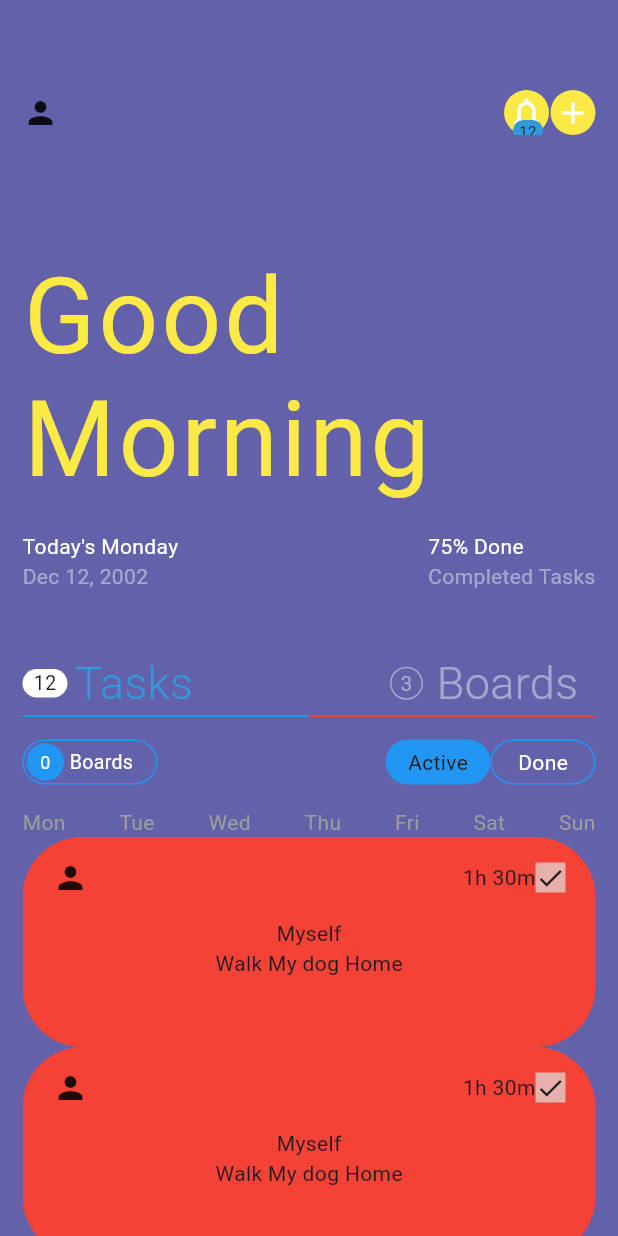
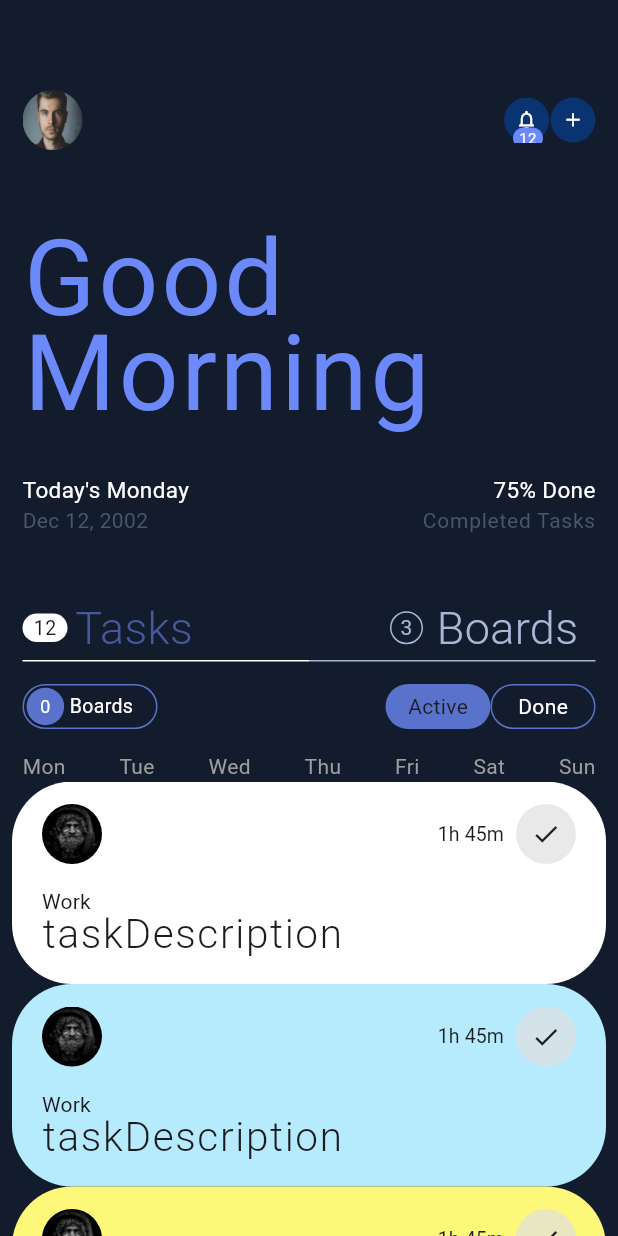
Before and after one commit to jocypher/daily_task_manager, a Flutter app: the screen it shows after launch, on a phone screen of 412 x 824 dp. Run offline on Flutter 3.47's test engine with Material 3 defaults, Android fonts, the phone set to English and light mode, and no system bars; our stand-ins replace swipeable_button_view.

Commit message:
update:home screen design almost  completed

```diff
--- /dev/null
+++ b/devtools_options.yaml
@@ -0,0 +1 @@
+extensions:
--- a/lib/core/app_colors.dart
+++ b/lib/core/app_colors.dart
@@ -3,12 +3,17 @@ import 'package:flutter/material.dart';
 class AppColors {
   const AppColors._();
 
-  static const backgroundColor = Color.fromARGB(161, 7, 4, 120);
-  static const headingTextColor = Color.fromARGB(255, 51, 153, 221);
-  static const primaryTextColor = Color(0xfffffffff);
+  static const backgroundColor = Color.fromRGBO(18, 28, 45, 1.0);
+  static const backgroundColor2 = Color.fromARGB(255, 9, 51, 113);
+  static const headingTextColor = Color.fromRGBO(108, 137, 251, 1.0);
+  static const primaryTextColor = Color.fromARGB(255, 255, 255, 255);
+  static const primaryHeadingText = Color.fromRGBO(71, 89, 156, 1.0);
   static const mainColor = Color(0xFFFDFD96);
-  static const secondaryTextColor = Color.fromARGB(111, 255, 255, 255);
-  static const boardColor1 = Color.fromARGB(255, 255, 255, 255);
-  static const boardColor2 = Color.fromARGB(255, 251, 233, 69);
-  static const boardColor3 = Color.fromARGB(255, 110, 231, 255);
+  static const secondaryTextColor = Color.fromRGBO(172, 183, 215, 1.0);
+  static const complementaryTextColor = Color.fromRGBO(89,114,203, 1.0);
+  static const boardColor2 = Color.fromRGBO(254, 248, 122, 1.0);
+  static const boardColor3 = Color.fromRGBO(182, 235, 253, 1.0);
+  static const checkBackgroundColor = Color.fromRGBO(166,214,232,1.0);
+  static const checkColor =Color.fromRGBO(46,58,74,1.0);
+  static const subprimaryTextColor =Color.fromRGBO(77,87,107,1.0);
 }
--- a/lib/main.dart
+++ b/lib/main.dart
@@ -1,5 +1,5 @@
 import 'package:daily_task_manager/module/detail/presentation/detail_controller.dart';
-import 'package:daily_task_manager/module/detail/presentation/detail_screen.dart';
+
 import 'package:daily_task_manager/module/home/presentation/screen/home_controller.dart';
 import 'package:daily_task_manager/module/home/presentation/screen/home_screen.dart';
 import 'package:flutter/material.dart';
--- a/lib/module/home/presentation/screen/board_section.dart
+++ b/lib/module/home/presentation/screen/board_section.dart
@@ -9,13 +9,12 @@ class BoardSection extends StatelessWidget {
   @override
   Widget build(BuildContext context) {
     final homeProvider = context.watch<HomeProvider>();
-    return Expanded(child:
-    ListView.builder(
-      itemCount: 3,
-      shrinkWrap: true,
-      itemBuilder: (context, index){
-      return const BoardWidget();
-    })
-    );
+    return ListView.builder(
+        itemCount: 3,
+        shrinkWrap: true,
+        itemBuilder: (context, index) {
+          final user = homeProvider.users[index];
+          return  BoardWidget(user: user);
+        });
   }
 }
--- a/lib/module/home/presentation/screen/home_controller.dart
+++ b/lib/module/home/presentation/screen/home_controller.dart
@@ -1,14 +1,46 @@
+import 'package:daily_task_manager/core/app_colors.dart';
+import 'package:daily_task_manager/module/home/domain/model/user_model.dart';
+import 'package:daily_task_manager/module/home/presentation/screen/board_section.dart';
 import 'package:daily_task_manager/module/home/presentation/screen/task_section.dart';
 import 'package:flutter/material.dart';
 
 class HomeProvider extends ChangeNotifier {
   int isSelected = -1;
+  int npage = 0;
 
-
-void updateSelect(int index) {
+  void updateSelect(int index) {
     isSelected = index;
     notifyListeners();
   }
+
+  void updatePage(int page) {
+    npage = page;
+    print(page);
+    notifyListeners();
+  }
+
+  List<User> users = [
+    User(
+        userImage: ["assets/img1.jpg"],
+        userColor: AppColors.primaryTextColor,
+        taskDescription: "taskDescription",
+        taskDate: '1h 45m',
+        taskAllocation: "Work"),
+    User(
+        userImage: ["assets/img1.jpg", "assets/img2.jpg"],
+        userColor: AppColors.boardColor3,
+        taskDescription: "taskDescription",
+        taskDate: '1h 45m',
+        taskAllocation: "Work"),
+    User(
+        userImage: ["assets/img1.jpg", "assets/img2.jpg", "assets/img3.jpg"],
+        userColor: AppColors.boardColor2,
+        taskDescription: "taskDescription",
+        activeTask: 4,
+        taskDate: '1h 45m',
+        taskAllocation: "Work")
+  ];
+
   List<Map<String, String>> weekList = [
     {'name': 'Monday', 'shorter': 'Mon'},
     {'name': 'Tuesday', 'shorter': 'Tue'},
@@ -19,7 +51,5 @@ void updateSelect(int index) {
     {'name': 'Sunday', 'shorter': 'Sun'}
   ];
 
-  List<Widget> sections = [
-    const TaskSection()
-  ];
+  List<Widget> sections = [const TaskSection(), const BoardSection()];
 }
--- a/lib/module/home/presentation/screen/home_screen.dart
+++ b/lib/module/home/presentation/screen/home_screen.dart
@@ -1,5 +1,7 @@
 import 'package:daily_task_manager/core/app_colors.dart';
+import 'package:daily_task_manager/module/home/presentation/screen/board_section.dart';
 import 'package:daily_task_manager/module/home/presentation/screen/home_controller.dart';
+import 'package:daily_task_manager/module/home/presentation/screen/task_section.dart';
 import 'package:flutter/material.dart';
 import 'package:provider/provider.dart';
 
@@ -16,17 +18,23 @@ class _HomePageState extends State<HomePage> {
     final provider = context.watch<HomeProvider>();
     return Scaffold(
       backgroundColor: AppColors.backgroundColor,
-      body: Padding(
-        padding: const EdgeInsets.only(left: 15, right: 15),
-        child: Column(
+      body: Column(
         crossAxisAlignment: CrossAxisAlignment.start,
         children: [
           Padding(
-              padding: const EdgeInsets.only(top: 60),
+            padding: const EdgeInsets.only(left: 15, right: 15, top: 60),
             child: Row(
               mainAxisAlignment: MainAxisAlignment.spaceBetween,
               children: [
-                  const Icon(Icons.person),
+                ClipRRect(
+                  borderRadius: BorderRadius.circular(50),
+                  child: Image.asset(
+                    "assets/img3.jpg",
+                    height: 40,
+                    width: 40,
+                    fit: BoxFit.fill,
+                  ),
+                ),
                 Row(
                   mainAxisSize: MainAxisSize.min,
                   children: [
@@ -38,11 +46,12 @@ class _HomePageState extends State<HomePage> {
                         children: [
                           Container(
                             decoration: BoxDecoration(
-                                  color: AppColors.boardColor2,
+                                color: AppColors.backgroundColor2,
                                 borderRadius: BorderRadius.circular(100)),
                             child: const Center(
                               child: Icon(
                                 Icons.notifications_outlined,
+                                size: 15,
                                 color: AppColors.primaryTextColor,
                               ),
                             ),
@@ -59,7 +68,9 @@ class _HomePageState extends State<HomePage> {
                                 child: Text(
                                   "12",
                                   textAlign: TextAlign.center,
-                                    style: TextStyle(fontSize: 10),
+                                  style: TextStyle(
+                                      fontSize: 10,
+                                      color: AppColors.primaryTextColor),
                                 ),
                               ),
                             ),
@@ -74,11 +85,12 @@ class _HomePageState extends State<HomePage> {
                       height: 30,
                       width: 30,
                       decoration: BoxDecoration(
-                            color: AppColors.boardColor2,
+                          color: AppColors.backgroundColor2,
                           borderRadius: BorderRadius.circular(100)),
                       child: const Center(
                         child: Icon(
                           Icons.add,
+                          size: 15,
                           color: AppColors.primaryTextColor,
                         ),
                       ),
@@ -89,20 +101,22 @@ class _HomePageState extends State<HomePage> {
             ),
           ),
           const Padding(
-              padding: EdgeInsets.only(top: 80),
+            padding: EdgeInsets.only(left: 15, right: 15, top: 60),
             child: Text("Good\nMorning",
                 softWrap: true,
                 style: TextStyle(
                     fontSize: 70,
-                      color: AppColors.boardColor2,
+                    color: AppColors.headingTextColor,
                     inherit: false,
-                      wordSpacing: -5.0,
+                    height: 0.9,
                     letterSpacing: 2.0)),
           ),
           const SizedBox(
-              height: 20,
+            height: 30,
           ),
-            const Row(
+          const Padding(
+            padding: EdgeInsets.only(left: 15, right: 15),
+            child: Row(
               mainAxisAlignment: MainAxisAlignment.spaceBetween,
               children: [
                 Column(
@@ -110,39 +124,50 @@ class _HomePageState extends State<HomePage> {
                   children: [
                     Text(
                       "Today's Monday",
-                      style: TextStyle(color: AppColors.primaryTextColor),
+                      style: TextStyle(
+                          color: AppColors.primaryTextColor, fontSize: 15),
                     ),
                     Text(
                       "Dec 12, 2002",
-                      style: TextStyle(color: AppColors.secondaryTextColor),
+                      style: TextStyle(color: AppColors.subprimaryTextColor),
                     )
                   ],
                 ),
                 Column(
-                  crossAxisAlignment: CrossAxisAlignment.start,
+                  crossAxisAlignment: CrossAxisAlignment.end,
                   children: [
                     Text(
                       "75% Done",
-                      style: TextStyle(color: AppColors.primaryTextColor),
+                      style: TextStyle(
+                          color: AppColors.primaryTextColor, fontSize: 15),
                     ),
                     Text(
                       "Completed Tasks",
-                      style: TextStyle(color: AppColors.secondaryTextColor),
+                      style: TextStyle(
+                          color: AppColors.subprimaryTextColor,
+                          letterSpacing: 0.5),
                     )
                   ],
                 )
               ],
             ),
+          ),
           const SizedBox(
             height: 40,
           ),
-            Row(
+          Padding(
+            padding: const EdgeInsets.only(left: 15, right: 15),
+            child: Row(
               mainAxisAlignment: MainAxisAlignment.spaceBetween,
               children: [
                 Expanded(
                   child: Container(
-                    decoration: const BoxDecoration(
-                        border: Border(bottom: BorderSide(color: Colors.blue))),
+                    decoration: BoxDecoration(
+                        border: Border(
+                            bottom: BorderSide(
+                                color: provider.npage == 0
+                                    ? AppColors.primaryTextColor
+                                    : AppColors.secondaryTextColor))),
                     child: Row(
                       children: [
                         Container(
@@ -161,12 +186,17 @@ class _HomePageState extends State<HomePage> {
                         const SizedBox(
                           width: 5,
                         ),
-                        const Text(
+                        GestureDetector(
+                          onTap: () {
+                            context.read<HomeProvider>().updatePage(0);
+                          },
+                          child: const Text(
                             "Tasks",
                             style: TextStyle(
                                 fontSize: 30,
                                 fontWeight: FontWeight.w300,
-                              color: AppColors.headingTextColor),
+                                color: AppColors.primaryHeadingText),
+                          ),
                         )
                       ],
                     ),
@@ -175,8 +205,12 @@ class _HomePageState extends State<HomePage> {
                 Expanded(
                   child: Container(
                     alignment: Alignment.centerRight,
-                    decoration: const BoxDecoration(
-                        border: Border(bottom: BorderSide(color: Colors.red))),
+                    decoration: BoxDecoration(
+                        border: Border(
+                            bottom: BorderSide(
+                                color: provider.npage == 1
+                                    ? AppColors.primaryTextColor
+                                    : AppColors.secondaryTextColor))),
                     child: Row(
                       children: [
                         const SizedBox(
@@ -205,12 +239,17 @@ class _HomePageState extends State<HomePage> {
                         const SizedBox(
                           width: 5,
                         ),
-                        const Text(
+                        GestureDetector(
+                          onTap: () {
+                            context.read<HomeProvider>().updatePage(1);
+                          },
+                          child: const Text(
                             "Boards",
                             style: TextStyle(
                                 fontSize: 30,
                                 fontWeight: FontWeight.w300,
                                 color: AppColors.secondaryTextColor),
+                          ),
                         )
                       ],
                     ),
@@ -218,16 +257,12 @@ class _HomePageState extends State<HomePage> {
                 )
               ],
             ),
+          ),
           const SizedBox(
             height: 15,
           ),
-            Expanded(
-              child: Container(
-                child: provider.sections.first,
-              ),
-            )
+          Expanded(child: provider.sections[provider.npage])
         ],
-        ),
       ),
     );
   }
--- a/lib/module/home/presentation/screen/task_section.dart
+++ b/lib/module/home/presentation/screen/task_section.dart
@@ -1,3 +1,4 @@
+import 'package:daily_task_manager/core/app_colors.dart';
 import 'package:daily_task_manager/module/home/presentation/screen/home_controller.dart';
 import 'package:daily_task_manager/module/home/presentation/widget/task_widget.dart';
 import 'package:flutter/material.dart';
@@ -11,7 +12,9 @@ class TaskSection extends StatelessWidget {
     final homeProvider = context.watch<HomeProvider>();
     return Column(
       children: [
-        Row(
+        Padding(
+          padding: const EdgeInsets.only(left: 15, right: 15),
+          child: Row(
             mainAxisAlignment: MainAxisAlignment.spaceBetween,
             children: [
               Container(
@@ -19,7 +22,7 @@ class TaskSection extends StatelessWidget {
                 height: 30,
                 decoration: BoxDecoration(
                     border: Border.all(
-                    color: Colors.blue,
+                      color: AppColors.complementaryTextColor,
                     ),
                     borderRadius: BorderRadius.circular(20)),
                 child: Row(
@@ -29,7 +32,7 @@ class TaskSection extends StatelessWidget {
                       width: 25,
                       height: 25,
                       decoration: BoxDecoration(
-                        color: Colors.blue,
+                          color: AppColors.complementaryTextColor,
                           borderRadius: BorderRadius.circular(100)),
                       child: const Center(
                         child: Text(
@@ -54,7 +57,7 @@ class TaskSection extends StatelessWidget {
                     width: 70,
                     height: 30,
                     decoration: BoxDecoration(
-                      color: Colors.blue,
+                        color: AppColors.complementaryTextColor,
                         borderRadius: BorderRadius.circular(20)),
                     child: const Center(child: Text('Active')),
                   ),
@@ -62,7 +65,8 @@ class TaskSection extends StatelessWidget {
                     width: 70,
                     height: 30,
                     decoration: BoxDecoration(
-                      border: Border.all(color: Colors.blue),
+                        border:
+                            Border.all(color: AppColors.complementaryTextColor),
                         borderRadius: BorderRadius.circular(20)),
                     child: const Center(
                         child: Text(
@@ -74,13 +78,15 @@ class TaskSection extends StatelessWidget {
               )
             ],
           ),
+        ),
         const SizedBox(
           height: 15,
         ),
-        Row(
+        Padding(
+          padding: const EdgeInsets.only(left: 15, right: 15),
+          child: Row(
             mainAxisAlignment: MainAxisAlignment.spaceBetween,
-          children: homeProvider.weekList.asMap().entries
-              .map((e) {
+            children: homeProvider.weekList.asMap().entries.map((e) {
               final index = e.key;
               final roomType = e.value;
               return InkWell(
@@ -95,19 +101,22 @@ class TaskSection extends StatelessWidget {
                           : Colors.grey.shade500),
                 ),
               );
-              }
-              )
-              .toList(),
+            }).toList(),
           ),
-
-        Expanded(child:
-        ListView.builder(
+        ),
+        Expanded(
+            child: Padding(
+          padding: const EdgeInsets.only(left: 8, right: 8),
+          child: ListView.builder(
               itemCount: 3,
               shrinkWrap: true,
-          itemBuilder: (context, index){
-          return const TaskWidget();
-        })
-        )
+              itemBuilder: (context, index) {
+                final user = homeProvider.users[index];
+                return TaskWidget(
+                  user: user,
+                );
+              }),
+        ))
       ],
     );
   }
--- a/lib/module/home/presentation/widget/board_widget.dart
+++ b/lib/module/home/presentation/widget/board_widget.dart
@@ -1,39 +1,77 @@
+import 'package:daily_task_manager/module/home/domain/model/user_model.dart';
 import 'package:flutter/material.dart';
+
 class BoardWidget extends StatelessWidget {
-  const BoardWidget({super.key});
+  final User user;
+  const BoardWidget({super.key, required this.user});
 
   @override
   Widget build(BuildContext context) {
     return Container(
-      height: 140,
+      height: 135,
       width: double.infinity,
       decoration: BoxDecoration(
-          color: Colors.red, borderRadius: BorderRadius.circular(40)),
-      child: Column(children: [
+          color: user.userColor, borderRadius: BorderRadius.circular(40)),
+      child: Column(crossAxisAlignment: CrossAxisAlignment.start, children: [
         Padding(
           padding: const EdgeInsets.symmetric(horizontal: 20, vertical: 15),
           child: Row(
             mainAxisAlignment: MainAxisAlignment.spaceBetween,
             children: [
-              const Icon(Icons.person),
               Row(
                 children: [
-                  const Text("1h 30m"),
                   Container(
+                    height: 40,
+                    width: 40,
                     decoration: BoxDecoration(
-                        color: Colors.grey.shade300.withOpacity(0.7)),
+                        color: Colors.grey.shade300.withOpacity(0.7),
+                        borderRadius: BorderRadius.circular(100)),
                     child: const Icon(
-                      Icons.check,
+                      Icons.add,
+                      weight: 50,
                       size: 20,
                     ),
-                  )
+                  ),
+                  const SizedBox(
+                    width: 5,
+                  ),
+                  ClipRRect(
+                    borderRadius: BorderRadius.circular(50),
+                    child: Image.asset(
+                      user.userImage[0],
+                      height: 40,
+                      width: 40,
+                      fit: BoxFit.fill,
+                    ),
+                  ),
                 ],
+              ),
+              const Padding(
+                padding: EdgeInsets.only(right: 8.0),
+                child: Icon(Icons.more_horiz),
               ),
             ],
           ),
         ),
-        const Text("Myself"),
-        const Text("Walk My dog Home")
+        Padding(
+          padding: const EdgeInsets.symmetric(horizontal: 20),
+          child: Text(
+            "${user.activeTask} Active Task",
+            style: const TextStyle(
+                fontWeight: FontWeight.w400, letterSpacing: 0.1),
+          ),
+        ),
+        Padding(
+          padding: const EdgeInsets.symmetric(horizontal: 20),
+          child: Text(
+            user.taskAllocation,
+            style: const TextStyle(
+                fontSize: 27,
+                height: 0.9,
+                fontWeight: FontWeight.w300,
+                letterSpacing: 1.1),
+          ),
+        )
       ]),
     );
   }
--- a/lib/module/home/presentation/widget/task_widget.dart
+++ b/lib/module/home/presentation/widget/task_widget.dart
@@ -2,30 +2,52 @@ import 'package:daily_task_manager/module/home/domain/model/user_model.dart';
 import 'package:flutter/material.dart';
 
 class TaskWidget extends StatelessWidget {
-  const TaskWidget({super.key});
+  final User user;
+  const TaskWidget({super.key, required this.user});
 
   @override
   Widget build(BuildContext context) {
     return Container(
-      height: 140,
+      height: 135,
       width: double.infinity,
       decoration: BoxDecoration(
-          color: Colors.red, borderRadius: BorderRadius.circular(40)),
-      child: Column(children: [
+          color: user.userColor, borderRadius: BorderRadius.circular(40)),
+      child: Column(crossAxisAlignment: CrossAxisAlignment.start, children: [
         Padding(
           padding: const EdgeInsets.symmetric(horizontal: 20, vertical: 15),
           child: Row(
             mainAxisAlignment: MainAxisAlignment.spaceBetween,
             children: [
-              const Icon(Icons.person),
+              ClipRRect(
+                borderRadius: BorderRadius.circular(50),
+                child: Image.asset(
+                  user.userImage[0],
+                  height: 40,
+                  width: 40,
+                  fit: BoxFit.fill,
+                ),
+              ),
               Row(
                 children: [
-                  const Text("1h 30m"),
+                  Padding(
+                    padding: const EdgeInsets.only(right: 8.0),
+                    child: Text(
+                      user.taskDate.toString(),
+                      style: const TextStyle(
+                          fontWeight: FontWeight.w400,
+                          fontSize: 13,
+                          letterSpacing: 0.1),
+                    ),
+                  ),
                   Container(
+                    height: 40,
+                    width: 40,
                     decoration: BoxDecoration(
-                        color: Colors.grey.shade300.withOpacity(0.7)),
+                        color: Colors.grey.shade300.withOpacity(0.7),
+                        borderRadius: BorderRadius.circular(100)),
                     child: const Icon(
                       Icons.check,
+                      weight: 50,
                       size: 20,
                     ),
                   )
@@ -34,8 +56,25 @@ class TaskWidget extends StatelessWidget {
             ],
           ),
         ),
-        const Text("Myself"),
-        const Text("Walk My dog Home")
+        Padding(
+          padding: const EdgeInsets.symmetric(horizontal: 20),
+          child: Text(
+            user.taskAllocation,
+            style: const TextStyle(
+                fontWeight: FontWeight.w400, letterSpacing: 0.1),
+          ),
+        ),
+        Padding(
+          padding: const EdgeInsets.symmetric(horizontal: 20),
+          child: Text(
+            user.taskDescription,
+            style: const TextStyle(
+                fontSize: 27,
+                height: 0.9,
+                fontWeight: FontWeight.w300,
+                letterSpacing: 1.1),
+          ),
+        )
       ]),
     );
   }
```
Lines whose indentation alone changed are shown as unchanged.
